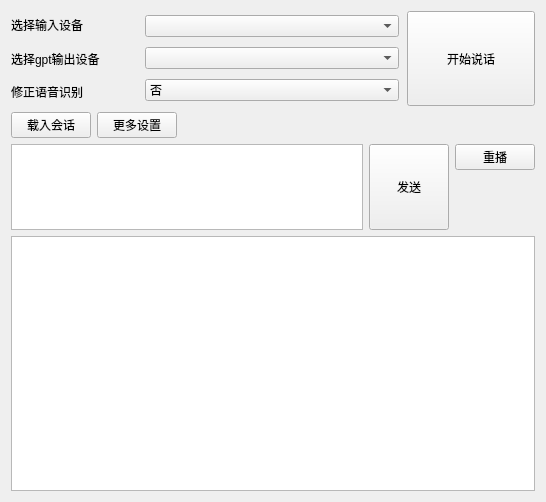
Above: ui/design/gpt_main_window.ui from QureL/ChatGPTVoice before the change. Below: the same form after it.
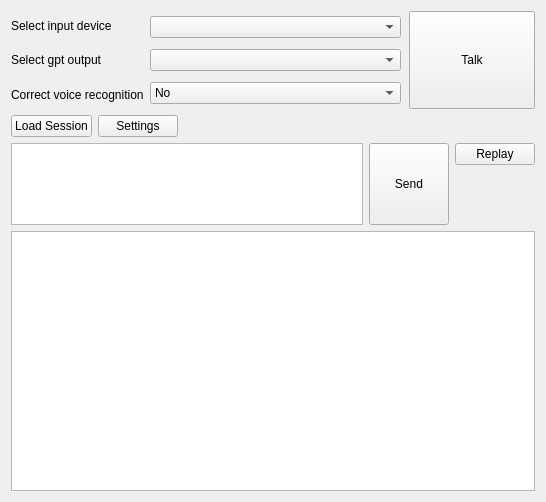
That is the form after the change.

Diff of the .ui file:
```diff
--- a/ui/design/gpt_main_window.ui
+++ b/ui/design/gpt_main_window.ui
@@ -27,7 +27,7 @@
           </sizepolicy>
          </property>
          <property name="text">
-          <string>选择输入设备</string>
+          <string>Select input device</string>
          </property>
         </widget>
        </item>
@@ -40,7 +40,7 @@
           </sizepolicy>
          </property>
          <property name="text">
-          <string>选择gpt输出设备</string>
+          <string>Select gpt output</string>
          </property>
         </widget>
        </item>
@@ -53,7 +53,7 @@
           </sizepolicy>
          </property>
          <property name="text">
-          <string>修正语音识别</string>
+          <string>Correct voice recognition</string>
          </property>
         </widget>
        </item>
@@ -100,7 +100,7 @@
          </property>
          <item>
           <property name="text">
-           <string>否</string>
+           <string>No</string>
           </property>
          </item>
          <item>
@@ -123,7 +123,7 @@
           </sizepolicy>
          </property>
          <property name="text">
-          <string>开始说话</string>
+          <string>Talk</string>
          </property>
         </widget>
        </item>
@@ -136,14 +136,14 @@
      <item>
       <widget class="QPushButton" name="tab1_load_session_btn">
        <property name="text">
-        <string>载入会话</string>
+        <string>Load Session</string>
        </property>
       </widget>
      </item>
      <item>
       <widget class="QPushButton" name="btn_gpt_setting">
        <property name="text">
-        <string>更多设置</string>
+        <string>Settings</string>
        </property>
       </widget>
      </item>
@@ -176,7 +176,7 @@
         </sizepolicy>
        </property>
        <property name="text">
-        <string>发送</string>
+        <string>Send</string>
        </property>
       </widget>
      </item>
@@ -191,7 +191,7 @@
           </sizepolicy>
          </property>
          <property name="text">
-          <string>重播</string>
+          <string>Replay</string>
          </property>
         </widget>
        </item>
```
Left out of the diff: 4 changed lines with no effect on the pictures.
